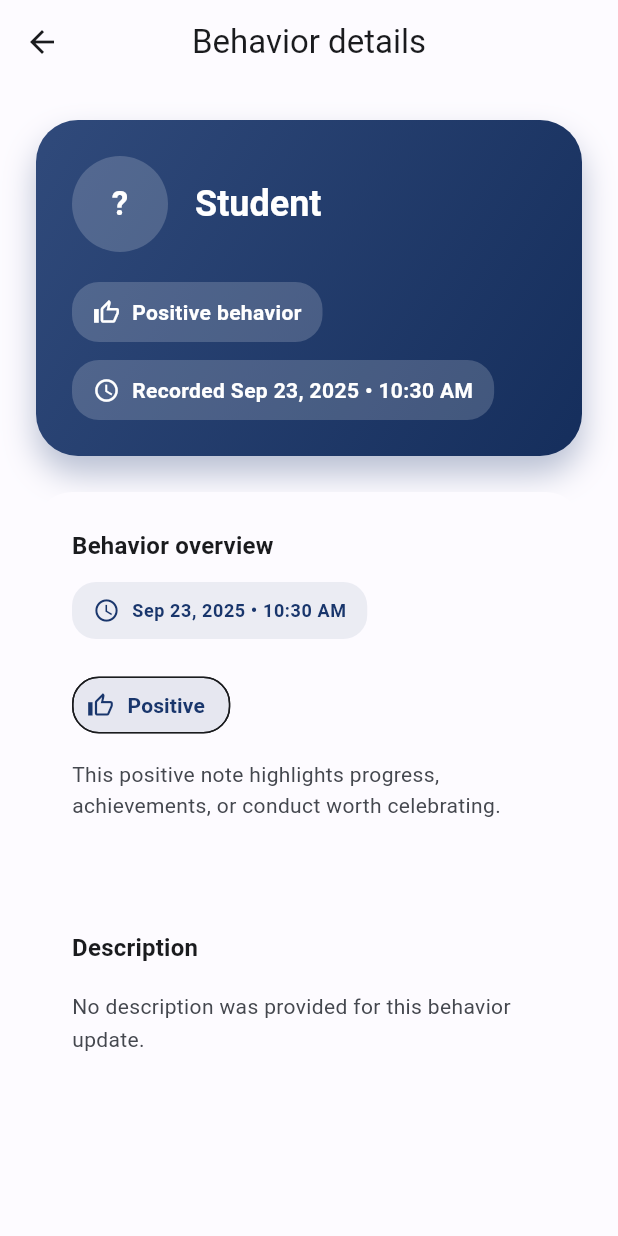
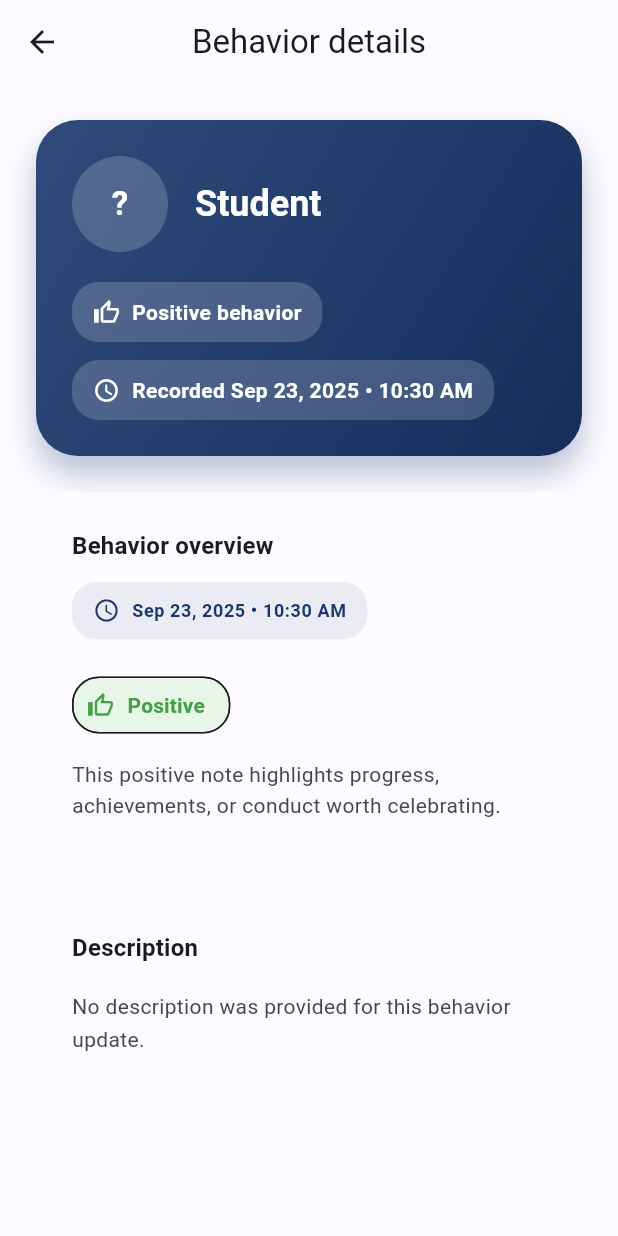
Before and after one commit to MedAmineBaklouti/EduMS-firebase, a Flutter app: the BehaviorDetailView screen opened directly with empty values, on a phone screen of 412 x 824 dp. Run offline on Flutter 3.47's test engine with Material 3 defaults, Android fonts, the phone set to English and light mode, and no system bars; our stand-ins replace cloud_firestore, firebase_auth, firebase_core, flutter_dotenv, get, shared_preferences; missing offline and left inert: dart:html; accounts and stored records are empty; statements that could not run were skipped.

Commit message:
Adjust behavior chips styling and fix overflow

```diff
--- a/lib/modules/behavior/views/behavior_detail_view.dart
+++ b/lib/modules/behavior/views/behavior_detail_view.dart
@@ -304,11 +304,13 @@ class BehaviorDetailView extends StatelessWidget {
         children: [
           Icon(icon, size: 18, color: Colors.white),
           const SizedBox(width: 8),
-          Text(
+          Flexible(
+            child: Text(
               label,
               style: theme.textTheme.bodyMedium?.copyWith(
                 color: Colors.white,
                 fontWeight: FontWeight.w600,
+              ),
             ),
           ),
         ],
@@ -333,11 +335,13 @@ class BehaviorDetailView extends StatelessWidget {
         children: [
           Icon(icon, size: 18, color: theme.colorScheme.primary),
           const SizedBox(width: 8),
-          Text(
+          Flexible(
+            child: Text(
               label,
               style: theme.textTheme.bodySmall?.copyWith(
                 color: theme.colorScheme.primary,
                 fontWeight: FontWeight.w600,
+              ),
             ),
           ),
         ],
--- a/lib/modules/behavior/widgets/behavior_type_chip.dart
+++ b/lib/modules/behavior/widgets/behavior_type_chip.dart
@@ -14,8 +14,16 @@ class BehaviorTypeChip extends StatelessWidget {
     final icon = type == BehaviorType.positive
         ? Icons.thumb_up_alt_outlined
         : Icons.report_outlined;
-    final background = theme.colorScheme.primary.withOpacity(0.1);
-    final textColor = theme.colorScheme.primary;
+    final Color textColor;
+    final Color background;
+
+    if (type == BehaviorType.positive) {
+      textColor = Colors.green.shade600;
+      background = Colors.green.shade50;
+    } else {
+      textColor = Colors.red.shade600;
+      background = Colors.red.shade50;
+    }
     return Chip(
       visualDensity: compact ? VisualDensity.compact : VisualDensity.standard,
       avatar: Icon(
```
Lines whose indentation alone changed are shown as unchanged.
